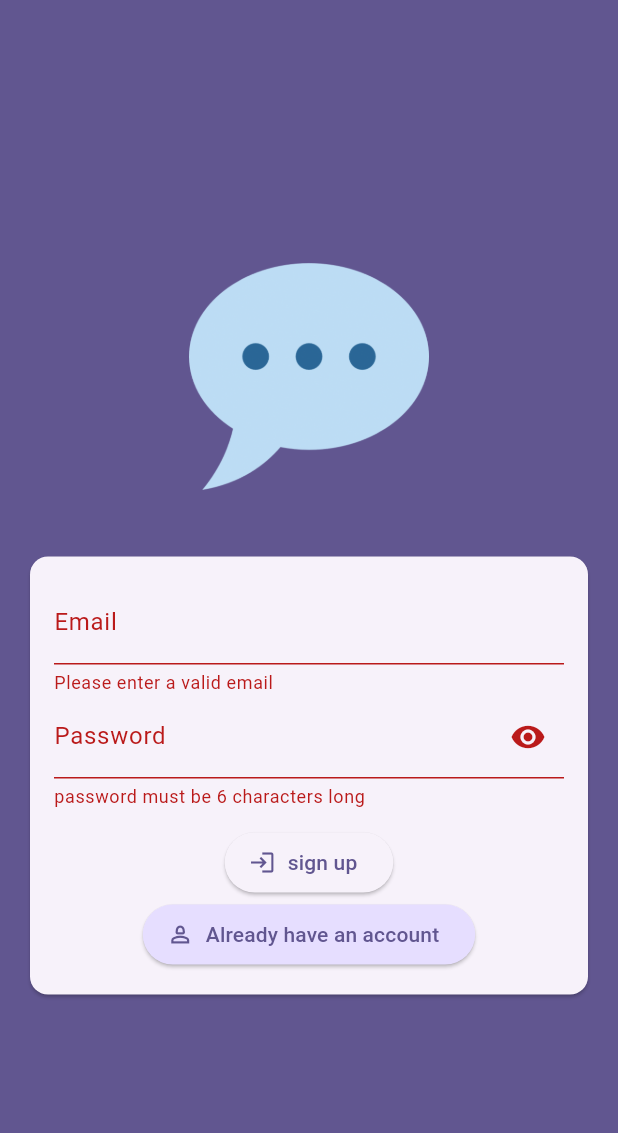
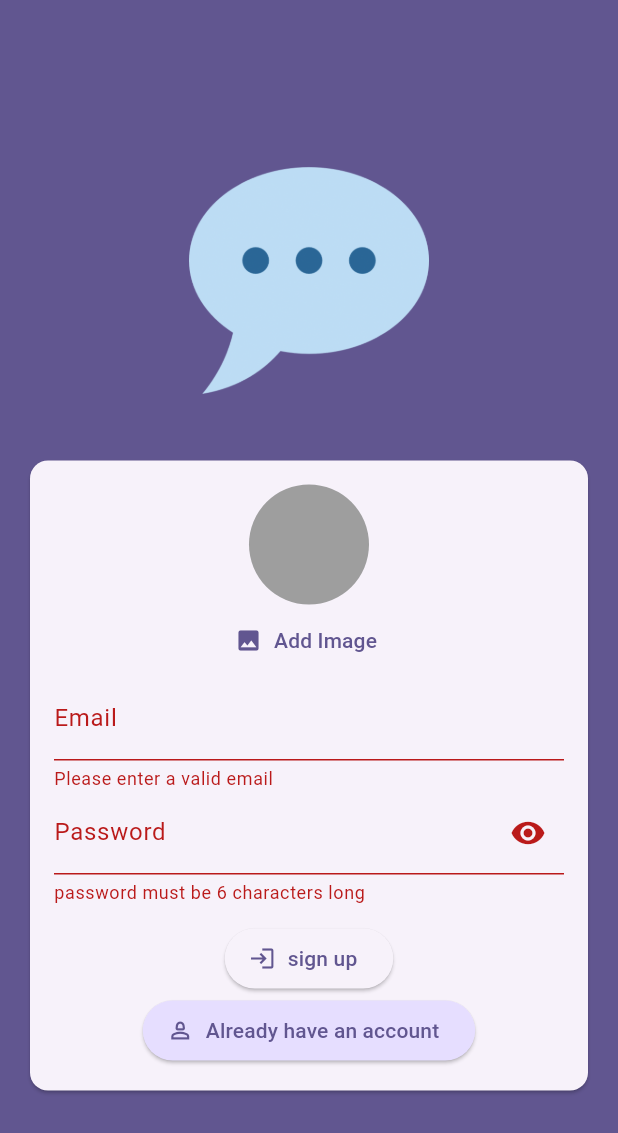
Before and after one commit to shreyas-codes25/chat_app, a Flutter app: the screen it shows after launch, after a tap on "Login", after a tap on "Create new account", on a phone screen of 412 x 824 dp. Shown: the top 1133 px of the screen. Run offline on Flutter 3.47's test engine with Material 3 defaults, Android fonts, the phone set to English and light mode, and no system bars; our stand-ins replace firebase_auth, firebase_core, firebase_storage, image_picker; accounts and stored records are empty.

Commit message:
authentication and uploading user image to firebase authentication storage

```diff
--- a/lib/screen/auth.dart
+++ b/lib/screen/auth.dart
@@ -1,10 +1,17 @@
+import 'dart:io';
+
+import 'package:firebase_storage/firebase_storage.dart';
 import 'package:flutter/material.dart';
 import 'package:firebase_auth/firebase_auth.dart';
+
+import '../widgets/user_image_picker.dart';
 
 final _firebase = FirebaseAuth.instance;
 
 class AuthScreen extends StatefulWidget {
-  const AuthScreen({super.key});
+  const AuthScreen({
+    super.key,
+  });
 
   @override
   State<AuthScreen> createState() => _AuthScreenState();
@@ -16,26 +23,51 @@ class _AuthScreenState extends State<AuthScreen> {
   var _entryEmail = "";
   var _entryPassword = "";
   bool _isVisible = true;
+  File? _selectedImage;
+  bool _isAuthenticating = false;
 
   Future<void> _submit() async {
     final isValid = _from.currentState!.validate();
 
-    if (!isValid) {
+    if (!isValid || !_isLogin && _selectedImage == null) {
+      ScaffoldMessenger.of(context).clearSnackBars();
+      ScaffoldMessenger.of(context).showSnackBar(
+        SnackBar(
+          content: Text(_isLogin
+              ? "Invalid email or password"
+              : isValid
+                  ? "Please pick an image"
+                  : "Please add email and password"),
+          backgroundColor: Theme.of(context).colorScheme.error,
+        ),
+      );
       return;
     }
+
     _from.currentState!.save();
 
     try {
+      setState(() {
+        _isAuthenticating = true;
+      });
       if (_isLogin) {
-        final _userCredentials = await _firebase.signInWithEmailAndPassword(
+        final userCredentials = await _firebase.signInWithEmailAndPassword(
           email: _entryEmail,
           password: _entryPassword,
         );
       } else {
-        final _userCredentials = await _firebase.createUserWithEmailAndPassword(
+        final userCredentials = await _firebase.createUserWithEmailAndPassword(
           email: _entryEmail,
           password: _entryPassword,
         );
+
+        final storageRef = FirebaseStorage.instance
+            .ref()
+            .child("user_images")
+            .child("${userCredentials.user!.uid}.jpg");
+        await storageRef.putFile(_selectedImage!);
+        final imageUrl = await storageRef.getDownloadURL();
+        print(imageUrl);
       }
     } on FirebaseAuthException catch (error) {
       if (error.code == "email-already-in-use") {}
@@ -45,6 +77,9 @@ class _AuthScreenState extends State<AuthScreen> {
           content: Text(error.message ?? "Authentication failed"),
         ),
       );
+      setState(() {
+        _isAuthenticating = false;
+      });
     }
   }
 
@@ -61,7 +96,9 @@ class _AuthScreenState extends State<AuthScreen> {
                 padding: const EdgeInsets.only(
                     top: 30, bottom: 20, left: 20, right: 20),
                 width: 200,
-                child: Image.asset("assets/images/chat.png"),
+                child: Image.asset(
+                  "assets/images/chat.png",
+                ),
               ),
               Card(
                 margin: const EdgeInsets.all(20),
@@ -73,6 +110,12 @@ class _AuthScreenState extends State<AuthScreen> {
                       child: Column(
                         mainAxisSize: MainAxisSize.min,
                         children: [
+                          if (!_isLogin)
+                            UserImagePicker(
+                              onPickedImage: (image) {
+                                _selectedImage = image;
+                              },
+                            ),
                           TextFormField(
                             decoration:
                                 const InputDecoration(labelText: "Email"),
@@ -117,11 +160,15 @@ class _AuthScreenState extends State<AuthScreen> {
                             },
                           ),
                           const SizedBox(height: 12),
+                          if (_isAuthenticating)
+                            const CircularProgressIndicator(),
+                          if (!_isAuthenticating)
                             ElevatedButton.icon(
                               icon: const Icon(Icons.login),
                               onPressed: _submit,
                               label: Text(_isLogin ? "Login" : "sign up"),
                             ),
+                          if (!_isAuthenticating)
                             ElevatedButton.icon(
                               onPressed: () {
                                 setState(() {
--- /dev/null
+++ b/lib/widgets/user_image_picker.dart
@@ -0,0 +1,55 @@
+import 'package:flutter/cupertino.dart';
+import 'package:flutter/material.dart';
+import 'package:image_picker/image_picker.dart';
+import 'dart:io';
+
+class UserImagePicker extends StatefulWidget {
+  const UserImagePicker({super.key, required this.onPickedImage});
+
+  final void Function(File pickedImage) onPickedImage;
+
+  @override
+  State<UserImagePicker> createState() => _UserImagePickerState();
+}
+
+class _UserImagePickerState extends State<UserImagePicker> {
+  File? _pickedImageFile;
+
+  void _pickImage() async {
+    final pickedImage = await ImagePicker().pickImage(
+        source: ImageSource.gallery, imageQuality: 50, maxWidth: 150);
+
+    if (pickedImage == null) {
+      return;
+    }
+    setState(() {
+      _pickedImageFile = File(pickedImage.path);
+    });
+
+    widget.onPickedImage(_pickedImageFile!);
+  }
+
+  @override
+  Widget build(BuildContext context) {
+    return Column(
+      children: [
+        CircleAvatar(
+          radius: 40,
+          backgroundColor: Colors.grey,
+          foregroundImage:
+              _pickedImageFile != null ? FileImage(_pickedImageFile!) : null,
+        ),
+        TextButton.icon(
+          icon: const Icon(Icons.image),
+          onPressed: _pickImage,
+          label: Text(
+            "Add Image",
+            style: TextStyle(
+              color: Theme.of(context).colorScheme.primary,
+            ),
+          ),
+        )
+      ],
+    );
+  }
+}
--- a/pubspec.yaml
+++ b/pubspec.yaml
@@ -37,6 +37,8 @@ dependencies:
   cupertino_icons: ^1.0.6
   firebase_core: ^3.1.1
   firebase_auth: ^5.1.1
+  firebase_storage: ^12.1.0
+  image_picker: ^1.1.2
 
 dev_dependencies:
   flutter_test:
```
Also changed, not shown: pubspec.lock. Lines whose indentation alone changed are shown as unchanged.
